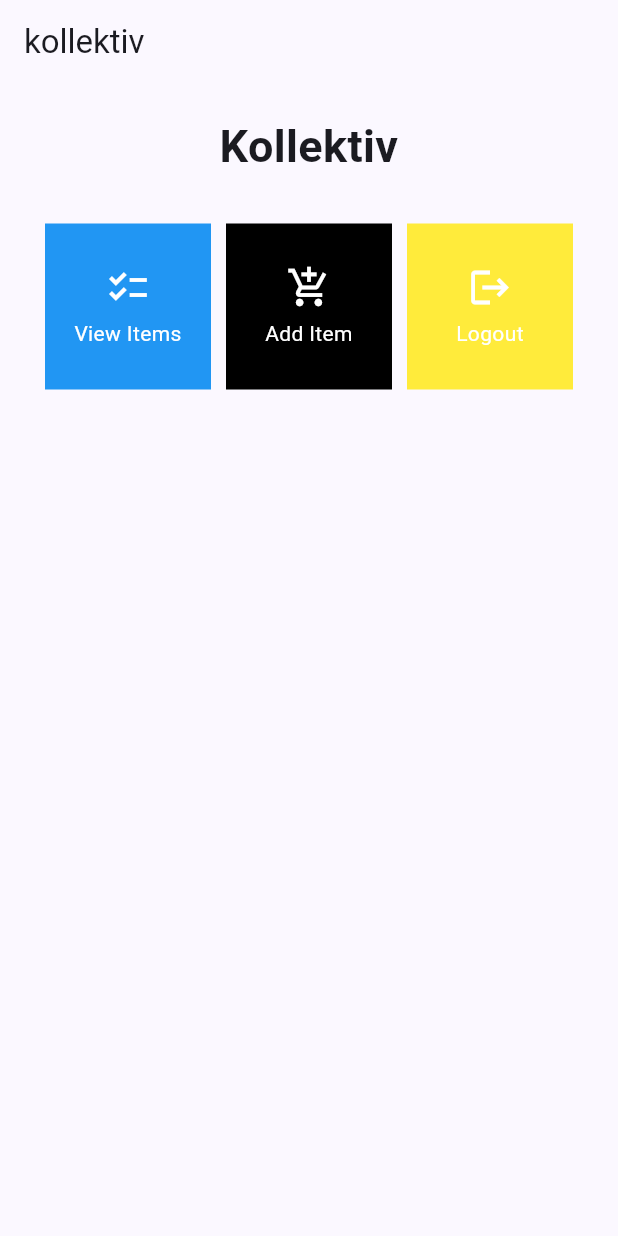
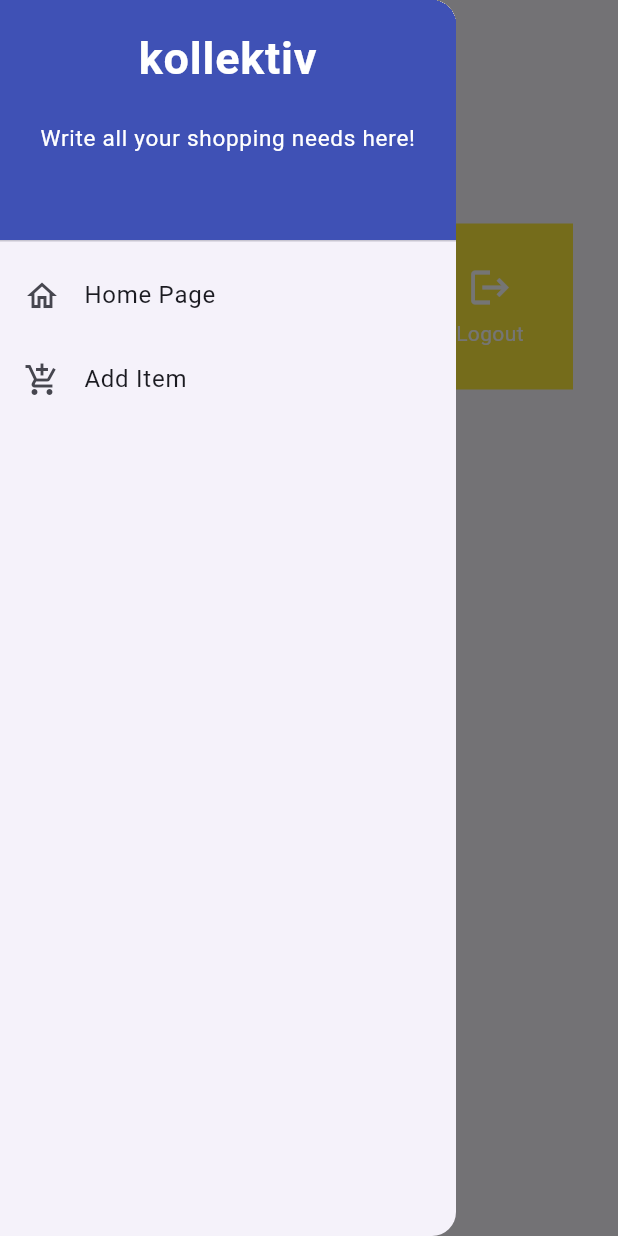
Before and after one commit to niboobin/kollektiv, a Flutter app: the screen it shows after launch, with the side drawer open (before the commit the screen has no drawer), on a phone screen of 412 x 824 dp. Run offline on Flutter 3.47's test engine with Material 2 defaults, Android fonts, the light colour scheme and no system bars.

Commit message:
Completed Assignment 8

```diff
--- a/lib/main.dart
+++ b/lib/main.dart
@@ -1,5 +1,5 @@
 import 'package:flutter/material.dart';
-import 'package:kollektiv/menu.dart';
+import 'package:kollektiv/screens/menu.dart';
 
 void main() {
   runApp(const MyApp());
--- a/lib/menu.dart
+++ /dev/null
@@ -1,114 +0,0 @@
-import 'package:flutter/material.dart';
-
-class MyHomePage extends StatelessWidget {
-  MyHomePage({Key? key}) : super(key: key);
-
-  final List<ShopItem> items = [
-    ShopItem("View Items", Icons.checklist, Colors.blue),
-    ShopItem("Add Item", Icons.add_shopping_cart, Colors.black),
-    ShopItem("Logout", Icons.logout, Colors.yellow),
-    ];
-
-
-    @override
-    Widget build(BuildContext context) {
-        return Scaffold(
-  appBar: AppBar(
-    title: const Text(
-      'kollektiv',
-    ),
-  ),
-  body: SingleChildScrollView(
-    // Scrolling wrapper widget
-    child: Padding(
-      padding: const EdgeInsets.all(10.0), // Set padding for the page
-      child: Column(
-        // Widget to display children vertically
-        children: <Widget>[
-          const Padding(
-            padding: EdgeInsets.only(top: 10.0, bottom: 10.0),
-            // Text widget to display text with center alignment and appropriate style
-            child: Text(
-              'Kollektiv', // Text indicating the shop name
-              textAlign: TextAlign.center,
-              style: TextStyle(
-                fontSize: 30,
-                fontWeight: FontWeight.bold,
-              ),
-            ),
-          ),
-          // Grid layout
-          GridView.count(
-            // Container for our cards.
-            primary: true,
-            padding: const EdgeInsets.all(20),
-            crossAxisSpacing: 10,
-            mainAxisSpacing: 10,
-            crossAxisCount: 3,
-            shrinkWrap: true,
-            children: items.map((ShopItem item) {
-              // Iteration for each item
-              return ShopCard(item);
-            }).toList(),
-          ),
-        ],
-      ),
-    ),
-  ),
-);
-    }
-
-}
-
-class ShopItem {
-  final String name;
-  final IconData icon;
-  final Color color;
-
-  ShopItem(this.name, this.icon, this.color);
-}
-
-class ShopCard extends StatelessWidget {
-  final ShopItem item;
-
-  const ShopCard(this.item, {Key? key}); // Constructor
-
-  @override
-  Widget build(BuildContext context) {
-    return Material(
-      color: item.color,
-      child: InkWell(
-        // Responsive touch area
-        onTap: () {
-          // Show a SnackBar when clicked
-          ScaffoldMessenger.of(context)
-            ..hideCurrentSnackBar()
-            ..showSnackBar(SnackBar(
-                content: Text("You pressed the ${item.name} button!")));
-        },
-        child: Container(
-          // Container to hold Icon and Text
-          padding: const EdgeInsets.all(8),
-          child: Center(
-            child: Column(
-              mainAxisAlignment: MainAxisAlignment.center,
-              children: [
-                Icon(
-                  item.icon,
-                  color: Colors.white,
-                  size: 30.0,
-                ),
-                const Padding(padding: EdgeInsets.all(3)),
-                Text(
-                  item.name,
-                  textAlign: TextAlign.center,
-                  style: const TextStyle(color: Colors.white),
-                ),
-              ],
-            ),
-          ),
-        ),
-      ),
-    );
-  }
-}
--- /dev/null
+++ b/lib/screens/menu.dart
@@ -0,0 +1,62 @@
+import 'package:flutter/material.dart';
+import 'package:kollektiv/widgets/left_drawer.dart';
+import 'package:kollektiv/widgets/shop_card.dart';
+
+class MyHomePage extends StatelessWidget {
+  MyHomePage({Key? key}) : super(key: key);
+
+  final List<ShopItem> items = [
+    ShopItem("View Items", Icons.checklist, Colors.blue),
+    ShopItem("Add Item", Icons.add_shopping_cart, Colors.black),
+    ShopItem("Logout", Icons.logout, Colors.yellow),
+  ];
+
+  @override
+  Widget build(BuildContext context) {
+    return Scaffold(
+      appBar: AppBar(
+        title: const Text(
+          'kollektiv',
+        ),
+      ),
+      drawer: const LeftDrawer(),
+      body: SingleChildScrollView(
+        // Scrolling wrapper widget
+        child: Padding(
+          padding: const EdgeInsets.all(10.0), // Set padding for the page
+          child: Column(
+            // Widget to display children vertically
+            children: <Widget>[
+              const Padding(
+                padding: EdgeInsets.only(top: 10.0, bottom: 10.0),
+                // Text widget to display text with center alignment and appropriate style
+                child: Text(
+                  'Kollektiv', // Text indicating the shop name
+                  textAlign: TextAlign.center,
+                  style: TextStyle(
+                    fontSize: 30,
+                    fontWeight: FontWeight.bold,
+                  ),
+                ),
+              ),
+              // Grid layout
+              GridView.count(
+                // Container for our cards.
+                primary: true,
+                padding: const EdgeInsets.all(20),
+                crossAxisSpacing: 10,
+                mainAxisSpacing: 10,
+                crossAxisCount: 3,
+                shrinkWrap: true,
+                children: items.map((ShopItem item) {
+                  // Iteration for each item
+                  return ShopCard(item);
+                }).toList(),
+              ),
+            ],
+          ),
+        ),
+      ),
+    );
+  }
+}
--- /dev/null
+++ b/lib/widgets/left_drawer.dart
@@ -0,0 +1,69 @@
+import 'package:flutter/material.dart';
+import 'package:kollektiv/screens/menu.dart';
+import 'package:kollektiv/screens/shoplist_form.dart';
+
+class LeftDrawer extends StatelessWidget {
+  const LeftDrawer({super.key});
+
+  @override
+  Widget build(BuildContext context) {
+    return Drawer(
+      child: ListView(
+        children: [
+          const DrawerHeader(
+            decoration: BoxDecoration(
+              color: Colors.indigo,
+            ),
+            child: Column(
+              children: [
+                Text(
+                  'kollektiv',
+                  textAlign: TextAlign.center,
+                  style: TextStyle(
+                    fontSize: 30,
+                    fontWeight: FontWeight.bold,
+                    color: Colors.white,
+                  ),
+                ),
+                Padding(padding: EdgeInsets.all(10)),
+                Text(
+                  "Write all your shopping needs here!",
+                  textAlign: TextAlign.center,
+                  style: TextStyle(
+                    fontSize: 15,
+                    fontWeight: FontWeight.normal,
+                    color: Colors.white,
+                  ),
+                ),
+              ],
+            ),
+          ),
+          ListTile(
+            leading: const Icon(Icons.home_outlined),
+            title: const Text('Home Page'),
+            // redirect to MyHomePage
+            onTap: () {
+              Navigator.pushReplacement(
+                  context,
+                  MaterialPageRoute(
+                    builder: (context) => MyHomePage(),
+                  ));
+            },
+          ),
+          ListTile(
+            leading: const Icon(Icons.add_shopping_cart),
+            title: const Text('Add Item'),
+            // redirect to ShopFormPage
+            onTap: () {
+              Navigator.pushReplacement(
+                  context,
+                  MaterialPageRoute(
+                    builder: (context) => const ShopFormPage(),
+                  ));
+            },
+          ),
+        ],
+      ),
+    );
+  }
+}
--- /dev/null
+++ b/lib/widgets/shop_card.dart
@@ -0,0 +1,64 @@
+import 'package:flutter/material.dart';
+import 'package:kollektiv/screens/shoplist_form.dart';
+
+class ShopItem {
+  final String name;
+  final IconData icon;
+  final Color color;
+
+  ShopItem(this.name, this.icon, this.color);
+}
+
+class ShopCard extends StatelessWidget {
+  final ShopItem item;
+
+  const ShopCard(this.item, {Key? key}); // Constructor
+
+  @override
+  Widget build(BuildContext context) {
+    return Material(
+      color: item.color,
+      child: InkWell(
+        // Responsive touch area
+        onTap: () {
+          // Show a SnackBar when clicked
+          ScaffoldMessenger.of(context)
+            ..hideCurrentSnackBar()
+            ..showSnackBar(SnackBar(
+                content: Text("You pressed the ${item.name} button!")));
+
+          // Navigate to the appropriate route (depending on the button type)
+          if (item.name == "Add Item") {
+            Navigator.push(
+                context,
+                MaterialPageRoute(
+                  builder: (context) => const ShopFormPage(),
+                ));
+          }
+        },
+        child: Container(
+          // Container to hold Icon and Text
+          padding: const EdgeInsets.all(8),
+          child: Center(
+            child: Column(
+              mainAxisAlignment: MainAxisAlignment.center,
+              children: [
+                Icon(
+                  item.icon,
+                  color: Colors.white,
+                  size: 30.0,
+                ),
+                const Padding(padding: EdgeInsets.all(3)),
+                Text(
+                  item.name,
+                  textAlign: TextAlign.center,
+                  style: const TextStyle(color: Colors.white),
+                ),
+              ],
+            ),
+          ),
+        ),
+      ),
+    );
+  }
+}
```
Also changed, not shown: lib/screens/shoplist_form.dart (added, +158 -0 lines).
